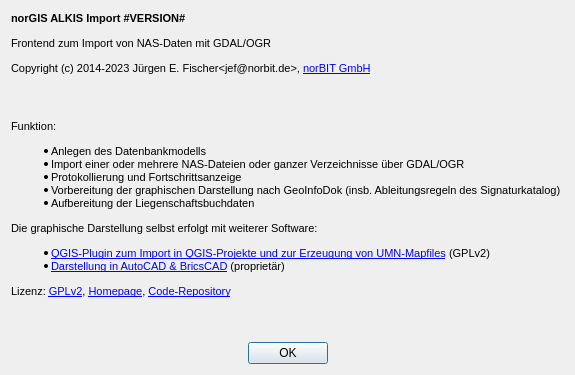
Qt form about.ui (norBIT/alkisimport) before a commit.
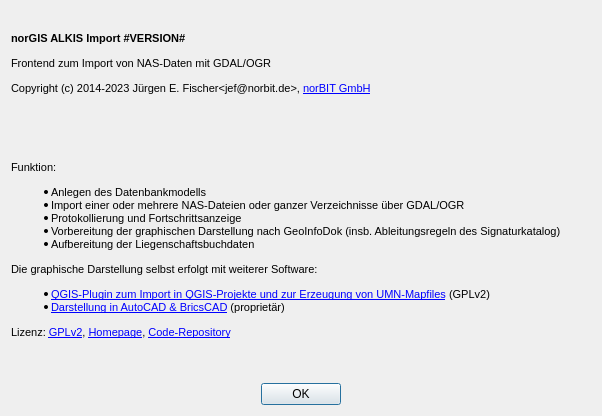
The same form after that commit. Icons and pictures are not drawn.

What changed in the file:
```diff
--- a/about.ui
+++ b/about.ui
@@ -6,8 +6,8 @@
    <rect>
     <x>0</x>
     <y>0</y>
-    <width>560</width>
-    <height>375</height>
+    <width>602</width>
+    <height>416</height>
    </rect>
   </property>
   <property name="windowTitle">
```
